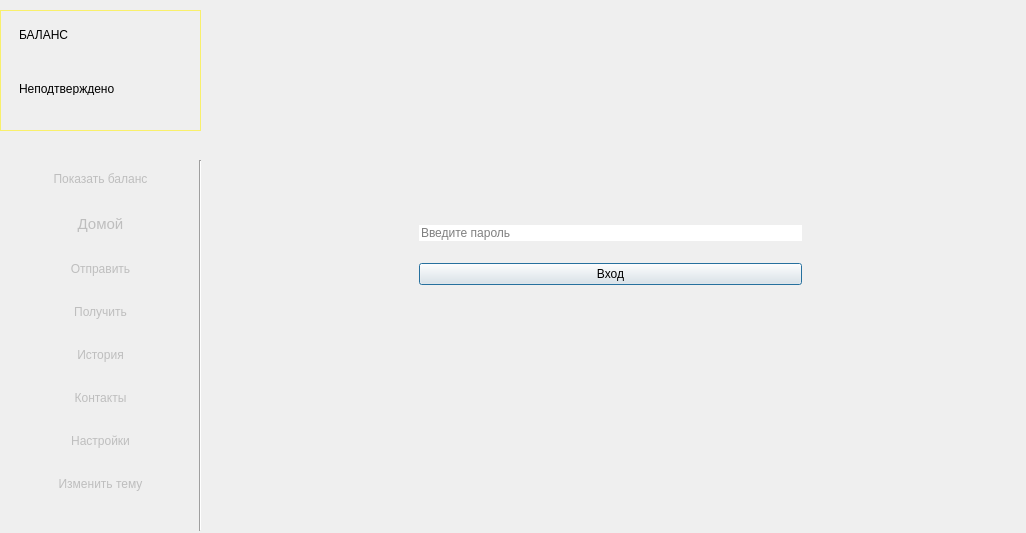
Qt form ui/form.ui (gberdyshev/simple-bitcoin-wallet) before a commit.
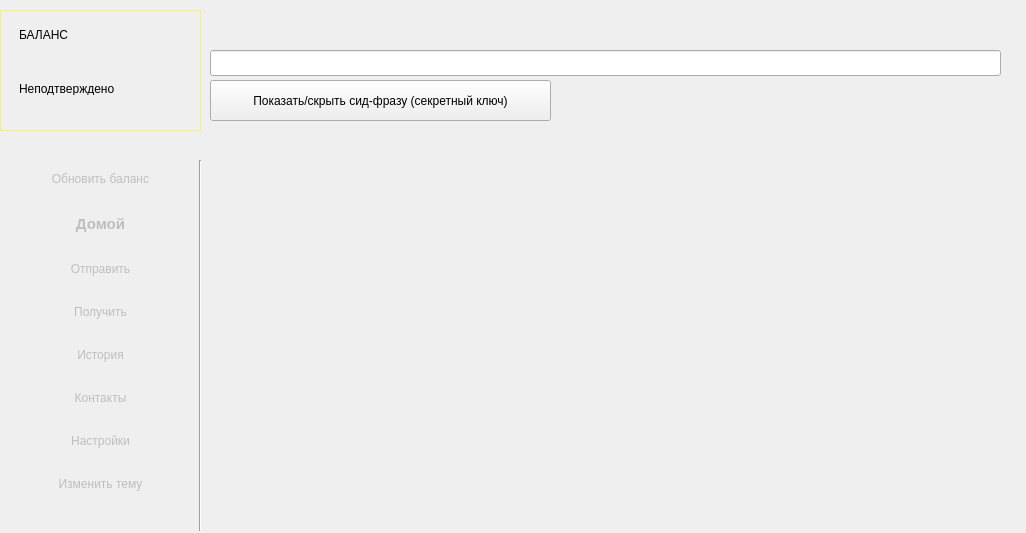
The same form after that commit. The open tabs and pages were chosen to show the change. Icons and pictures are not drawn.

```diff
--- a/ui/form.ui
+++ b/ui/form.ui
@@ -805,6 +805,37 @@
       </property>
      </widget>
     </widget>
+    <widget class="QWidget" name="settings">
+     <widget class="QLineEdit" name="mnemonic">
+      <property name="geometry">
+       <rect>
+        <x>0</x>
+        <y>50</y>
+        <width>791</width>
+        <height>26</height>
+       </rect>
+      </property>
+      <property name="readOnly">
+       <bool>true</bool>
+      </property>
+      <property name="clearButtonEnabled">
+       <bool>false</bool>
+      </property>
+     </widget>
+     <widget class="QPushButton" name="get_mnemonic">
+      <property name="geometry">
+       <rect>
+        <x>0</x>
+        <y>80</y>
+        <width>341</width>
+        <height>41</height>
+       </rect>
+      </property>
+      <property name="text">
+       <string>Показать/скрыть сид-фразу (секретный ключ)</string>
+      </property>
+     </widget>
+    </widget>
    </widget>
    <widget class="QGroupBox" name="menu_buttons">
     <property name="enabled">
@@ -839,7 +870,7 @@
      <item>
       <widget class="QPushButton" name="show_bal">
        <property name="text">
-        <string>Показать баланс</string>
+        <string>Обновить баланс</string>
        </property>
       </widget>
      </item>
@@ -850,9 +881,12 @@
          <family>Cantarell</family>
          <pointsize>11</pointsize>
          <italic>false</italic>
-         <bold>false</bold>
+         <bold>true</bold>
         </font>
        </property>
+       <property name="styleSheet">
+        <string notr="true">font: 700 11pt &quot;Cantarell&quot;;</string>
+       </property>
        <property name="text">
         <string>Домой</string>
        </property>
```
Left out of the diff: 52 changed lines with no effect on the pictures.
